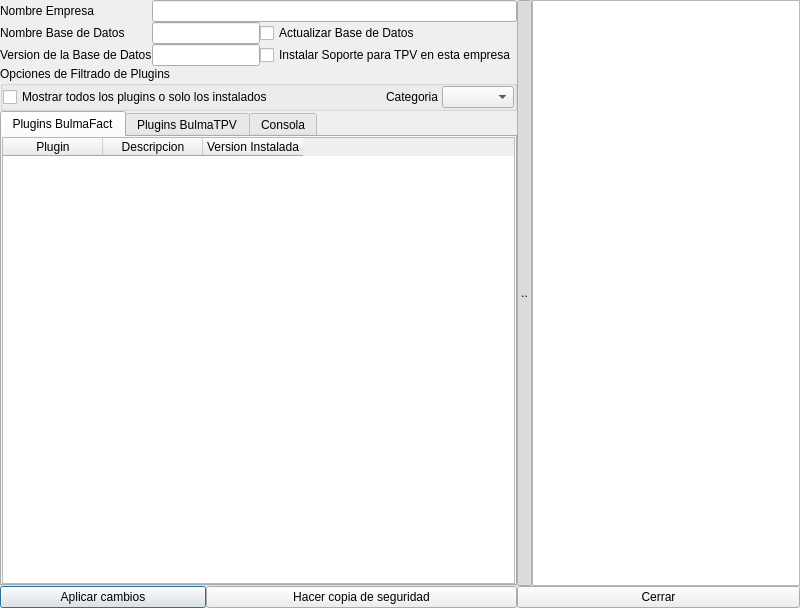
Before: the Qt Designer form bulmages/bulmasetup/modificarfacturacionbase.ui in eboladev/Bulmages-1, drawn with Qt 5.
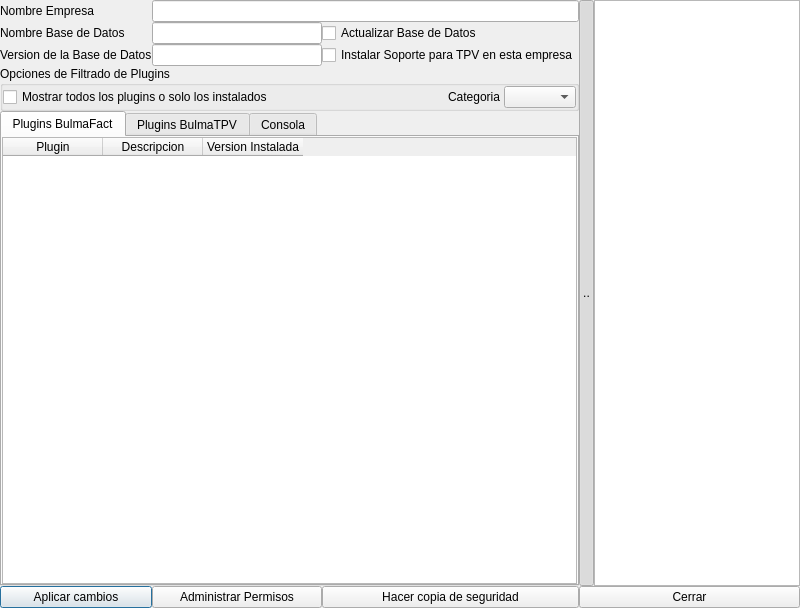
After: the same form once the commit is applied. Icons and pictures are not drawn.

Commit message: Cambio algunos iconos de bulmasetup, y agrego un acceso a modificar permisos desde la pantalla de modificar empresas existentes.

What changed in the file:
```diff
--- a/bulmages/bulmasetup/modificarfacturacionbase.ui
+++ b/bulmages/bulmasetup/modificarfacturacionbase.ui
@@ -188,14 +188,6 @@
       <number>0</number>
      </property>
      <widget class="QWidget" name="tab" >
-      <property name="geometry" >
-       <rect>
-        <x>0</x>
-        <y>0</y>
-        <width>664</width>
-        <height>405</height>
-       </rect>
-      </property>
       <attribute name="title" >
        <string>Plugins BulmaFact</string>
       </attribute>
@@ -305,17 +297,20 @@
      </widget>
     </widget>
    </item>
-   <item row="5" column="0" colspan="2" >
+   <item row="5" column="0" >
     <widget class="QPushButton" name="mui_aceptar" >
+     <property name="minimumSize" >
+      <size>
+       <width>150</width>
+       <height>0</height>
+      </size>
+     </property>
      <property name="text" >
       <string>Aplicar cambios</string>
      </property>
-    </widget>
-   </item>
-   <item row="5" column="2" colspan="2" >
-    <widget class="QPushButton" name="mui_hacerbackup" >
-     <property name="text" >
-      <string>Hacer copia de seguridad</string>
+     <property name="icon" >
+      <iconset resource="resources.qrc" >
+       <normaloff>:/images/bulmasetup_aceptar.xpm</normaloff>:/images/bulmasetup_aceptar.xpm</iconset>
      </property>
     </widget>
    </item>
@@ -324,6 +319,38 @@
      <property name="text" >
       <string>Cerrar</string>
      </property>
+     <property name="icon" >
+      <iconset resource="resources.qrc" >
+       <normaloff>:/images/bulmasetup_exit.png</normaloff>:/images/bulmasetup_exit.png</iconset>
+     </property>
+    </widget>
+   </item>
+   <item row="5" column="1" colspan="2" >
+    <widget class="QPushButton" name="mui_permisos" >
+     <property name="minimumSize" >
+      <size>
+       <width>170</width>
+       <height>0</height>
+      </size>
+     </property>
+     <property name="text" >
+      <string>Administrar Permisos</string>
+     </property>
+     <property name="icon" >
+      <iconset resource="resources.qrc" >
+       <normaloff>:/images/bulmasetup_editarusuario.xpm</normaloff>:/images/bulmasetup_editarusuario.xpm</iconset>
+     </property>
+    </widget>
+   </item>
+   <item row="5" column="3" >
+    <widget class="QPushButton" name="mui_hacerbackup" >
+     <property name="text" >
+      <string>Hacer copia de seguridad</string>
+     </property>
+     <property name="icon" >
+      <iconset resource="resources.qrc" >
+       <normaloff>:/images/bulmasetup_save.png</normaloff>:/images/bulmasetup_save.png</iconset>
+     </property>
     </widget>
    </item>
   </layout>
```
Left out of the diff: 20 changed lines with no effect on the pictures. The commit also changes 18 other files.
